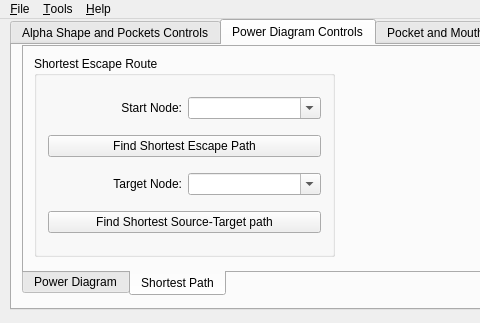
Before: the Qt Designer form mainwindow.ui in kamakshidasan/molecular-paths, drawn with Qt 5; both pictures show x 0 to 480 and y 0 to 323 of the 1270 by 939 pixel window.
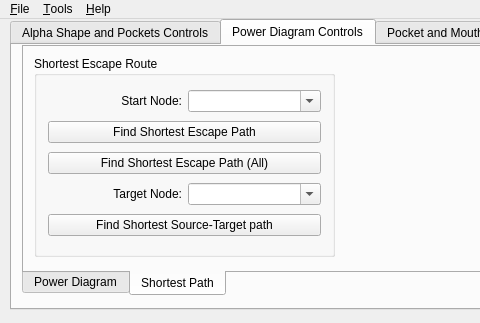
After: the same form once the commit is applied. The open tabs and pages were chosen to show the change. Custom widgets are drawn as their Qt base class.

Commit message: Fixed few important bugs in edge weights and shortest path computation

```diff
--- a/mainwindow.ui
+++ b/mainwindow.ui
@@ -532,6 +532,13 @@
            </property>
           </widget>
          </item>
+         <item>
+          <widget class="QPushButton" name="buttonShortestEscapePathAll">
+           <property name="text">
+            <string>Find Shortest Escape Path (All)</string>
+           </property>
+          </widget>
+         </item>
          <item>
           <layout class="QHBoxLayout" name="horizontalLayout_2">
            <item>
```
Left out of the diff: 2 changed lines with no effect on the pictures. The commit also changes 11 other files.
